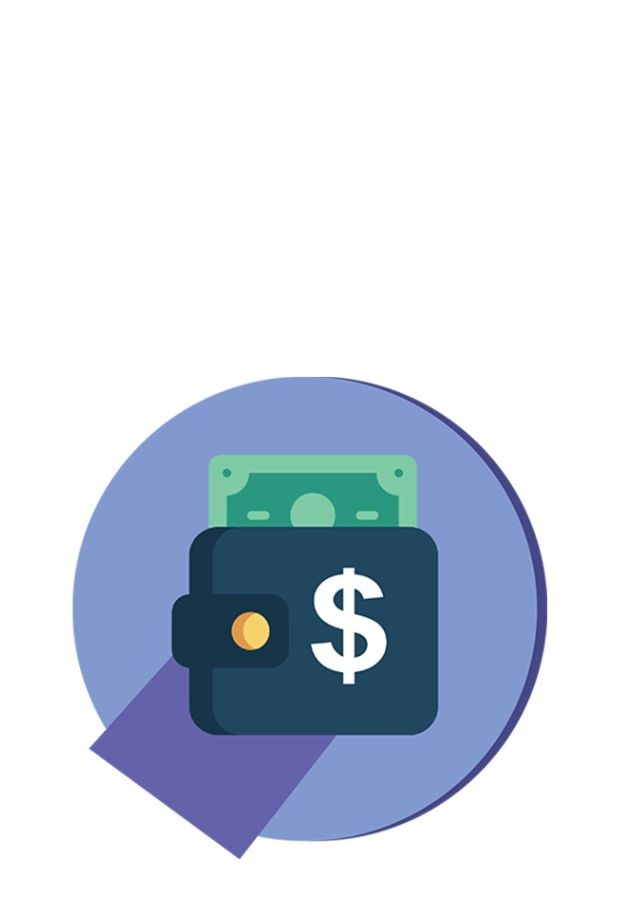
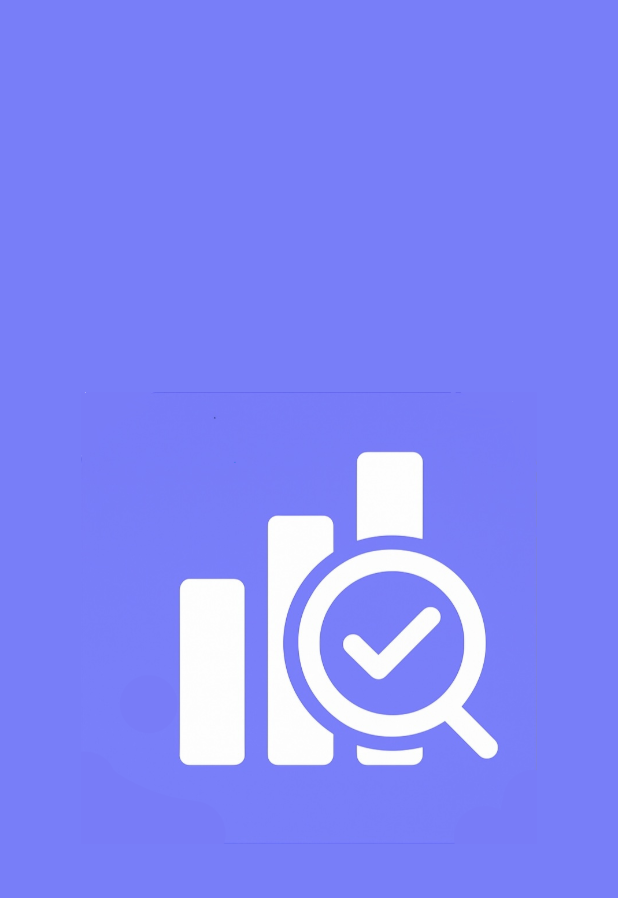
Before and after one commit to AtharvaParkale/expense-tracker, a Flutter app: the SplashScreen screen opened directly, on a phone screen of 412 x 824 dp. Shown: the top 898 px of the screen. Run offline on Flutter 3.47's test engine with Material 3 defaults, Android fonts, the phone set to English and light mode, and no system bars; our stand-ins replace bloc, fl_chart, flutter_bloc, fpdart, get_it, google_sign_in and 5 more; accounts and stored records are empty.

Commit message:
:memo: update app icon

```diff
--- a/lib/core/common/pages/splash_screen.dart
+++ b/lib/core/common/pages/splash_screen.dart
@@ -8,9 +8,9 @@ class SplashScreen extends StatelessWidget {
   @override
   Widget build(BuildContext context) {
     return const Scaffold(
-      backgroundColor: AppPallete.whiteColor,
+      backgroundColor: Color.fromRGBO(120, 126, 248, 1),
       body: Padding(
-        padding: EdgeInsets.all(44.0),
+        padding: EdgeInsets.all(54.0),
         child: Center(child: Image(image: AssetImage(Constants.appLogo))),
       ),
     );
--- a/lib/core/constants/constants.dart
+++ b/lib/core/constants/constants.dart
@@ -1,4 +1,4 @@
 class Constants {
   static const noConnectionErrorMessage = 'Not connected to a network!';
-  static const appLogo = "assets/logos/app-logo.jpg";
+  static const appLogo = "assets/logos/app-logo.png";
 }
```
Also changed, not shown: assets/logos/app-logo.png (added).
